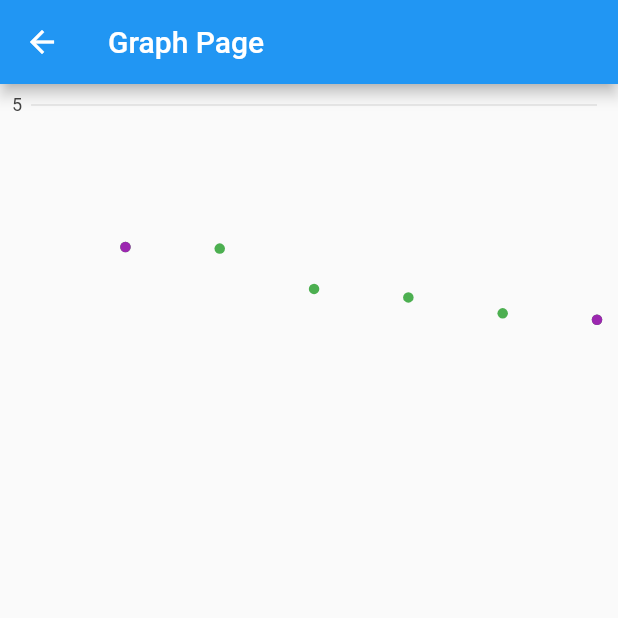
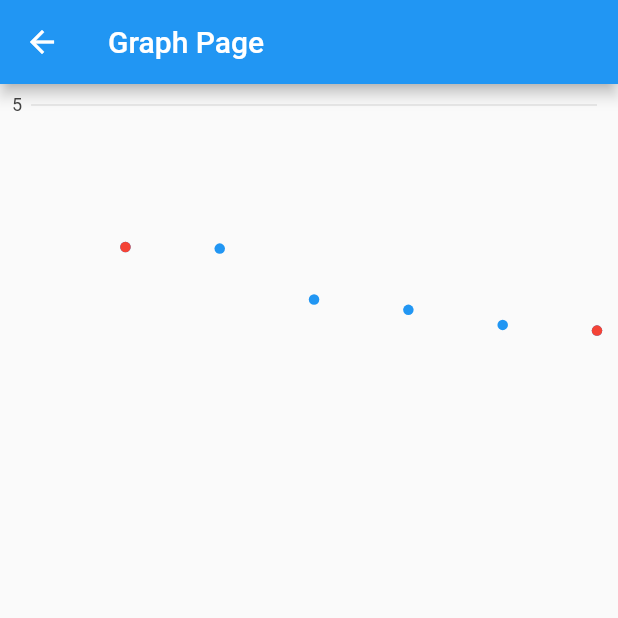
Before and after one commit to Lord-Chris/lin_reg_model, a Flutter app: the StudentDataView screen opened directly, after a tap on the "next plan" icon, on a phone screen of 412 x 824 dp, the top half of it. Run offline on Flutter 3.47's test engine with Material 2 defaults, Android fonts, the light colour scheme and no system bars; our stand-ins replace charts_flutter, charts_flutter_new, csv; missing offline and left inert: ml_algo, ml_dataframe.

Commit message:
Finished and cleaned up data

```diff
--- a/lib/graph_page.dart
+++ b/lib/ui/graph_page.dart
@@ -3,8 +3,9 @@ import 'package:flutter/material.dart';
 import 'package:lin_reg_proj/ui/scatter_plot.dart';
 
 class GraphPage extends StatelessWidget {
+  final bool is10th;
   final List<CourseGPAs> csv;
-  const GraphPage({super.key, required this.csv});
+  const GraphPage({super.key, required this.csv, required this.is10th});
 
   @override
   Widget build(BuildContext context) {
@@ -18,7 +19,7 @@ class GraphPage extends StatelessWidget {
             id: 'CGPAs plot',
             // Providing a color function is optional.
             colorFn: (CourseGPAs cgpa, _) {
-              return MaterialPalette.green.shadeDefault;
+              return MaterialPalette.blue.shadeDefault;
             },
             domainFn: (CourseGPAs cgpa, _) => cgpa.semester,
             measureFn: (CourseGPAs cgpa, _) => cgpa.cgpa,
@@ -28,10 +29,10 @@ class GraphPage extends StatelessWidget {
           ),
           Series<CourseGPAs, int>(
             id: 'Reg Line',
-            colorFn: (_, __) => MaterialPalette.purple.shadeDefault,
+            colorFn: (_, __) => MaterialPalette.red.shadeDefault,
             domainFn: (CourseGPAs cgpa, _) => cgpa.semester,
             measureFn: (CourseGPAs cgpa, _) => cgpa.cgpa,
-            data: [csv.first, csv.last],
+            data: is10th ? [csv.first, csv.last] : [csv.first, csv.last],
           )..setAttribute(rendererIdKey, 'customLine'),
         ],
       ),
--- a/lib/ui/home_view.dart
+++ b/lib/ui/home_view.dart
@@ -30,7 +30,8 @@ class HomeView extends StatelessWidget {
             onPressed: () => Navigator.push(
               context,
               MaterialPageRoute(
-                  builder: (_) => const StudentDataView(is10thStudent: true)),
+                builder: (_) => const StudentDataView(is10thStudent: true),
+              ),
             ),
             child: const Center(
               child: Text("View 10th Student's Data"),
@@ -40,7 +41,8 @@ class HomeView extends StatelessWidget {
             onPressed: () => Navigator.push(
               context,
               MaterialPageRoute(
-                  builder: (_) => const StudentDataView(is10thStudent: false)),
+                builder: (_) => const StudentDataView(is10thStudent: false),
+              ),
             ),
             child: const Center(
               child: Text("View 20th Student's Data"),
--- a/lib/ui/scatter_plot.dart
+++ b/lib/ui/scatter_plot.dart
@@ -1,6 +1,7 @@
 /// Example of a combo scatter plot chart with a second series rendered as a
 /// line.
 import 'package:charts_flutter/flutter.dart' as charts;
+import 'package:charts_flutter_new/flutter.dart';
 import 'package:flutter/material.dart';
 
 class ScatterPlotComboLineChart extends StatelessWidget {
@@ -27,25 +28,14 @@ class ScatterPlotComboLineChart extends StatelessWidget {
       seriesList,
       animate: animate,
       defaultRenderer: charts.PointRendererConfig(),
-      // Custom renderer configuration for the line series.
-      // layoutConfig: charts.LayoutConfig(
-      //   leftMarginSpec: charts.MarginSpec.fromPixel(maxPixel: 5, minPixel: 3),
-      //   topMarginSpec: charts.MarginSpec.fromPixel(maxPixel: 5, minPixel: 3),
-      //   rightMarginSpec: charts.MarginSpec.fromPixel(maxPixel: 5, minPixel: 3),
-      //   bottomMarginSpec: charts.MarginSpec.fromPixel(maxPixel: 5, minPixel: 3),
-      // ),
-      secondaryMeasureAxis:
-          const charts.NumericAxisSpec(viewport: charts.NumericExtents(3, 4)),
-
-      primaryMeasureAxis: charts.NumericAxisSpec(),
+      primaryMeasureAxis: const charts.NumericAxisSpec(
+        tickProviderSpec:
+            charts.BasicNumericTickProviderSpec(desiredTickCount: 1),
+        viewport: charts.NumericExtents(0, 5),
+      ),
       customSeriesRenderers: [
         charts.LineRendererConfig(
-          // ID used to link series to this renderer.
           customRendererId: 'customLine',
-          // Configure the regression line to be painted above the points.
-          //
-          // By default, series drawn by the point renderer are painted on
-          // top of those drawn by a line renderer.
           layoutPaintOrder: charts.LayoutViewPaintOrder.point + 1,
         )
       ],
--- a/lib/ui/student_data_view.dart
+++ b/lib/ui/student_data_view.dart
@@ -1,5 +1,5 @@
 import 'package:flutter/material.dart';
-import 'package:lin_reg_proj/graph_page.dart';
+import 'package:lin_reg_proj/ui/graph_page.dart';
 import 'package:lin_reg_proj/utils/csv_utils.dart';
 
 class StudentDataView extends StatefulWidget {
@@ -34,7 +34,10 @@ class _StudentDataViewState extends State<StudentDataView> {
               Navigator.push(
                 context,
                 MaterialPageRoute(
-                  builder: (_) => GraphPage(csv: csv.cgpasplot),
+                  builder: (_) => GraphPage(
+                    csv: csv.cgpasplot,
+                    is10th: widget.is10thStudent,
+                  ),
                 ),
               );
             },
@@ -42,7 +45,10 @@ class _StudentDataViewState extends State<StudentDataView> {
           )
         ],
       ),
-      body: SingleChildScrollView(
+      body: Column(
+        children: [
+          Expanded(
+            child: SingleChildScrollView(
               child: SingleChildScrollView(
                 scrollDirection: Axis.horizontal,
                 child: csv.csv.isEmpty
@@ -98,7 +104,75 @@ class _StudentDataViewState extends State<StudentDataView> {
                       ),
               ),
             ),
-
+          ),
+          // const SizedBox(height: 20),
+          Text(
+            "Cleaned Data".toUpperCase(),
+            style: const TextStyle(
+              fontWeight: FontWeight.bold,
+            ),
+          ),
+          const SizedBox(height: 20),
+          Expanded(
+            child: SingleChildScrollView(
+              child: SingleChildScrollView(
+                scrollDirection: Axis.horizontal,
+                child: csv.cleanCsv.isEmpty
+                    ? const CircularProgressIndicator()
+                    : DataTable(
+                        columns: [
+                          const DataColumn(
+                            label: Flexible(
+                              child: Center(
+                                child: Text(
+                                  "S/N",
+                                ),
+                              ),
+                            ),
+                          ),
+                          ...csv.cleanCsv[0].map(
+                            (item) => DataColumn(
+                              label: Flexible(
+                                child: Center(
+                                  child: Text(
+                                    item.toString(),
+                                  ),
+                                ),
+                              ),
+                            ),
+                          ),
+                        ],
+                        rows: csv.cleanCsv
+                            .skip(1)
+                            .map(
+                              (csvrow) => DataRow(
+                                cells: [
+                                  DataCell(
+                                    Center(
+                                      child: Text(
+                                        csv.cleanCsv.indexOf(csvrow).toString(),
+                                      ),
+                                    ),
+                                  ),
+                                  ...csvrow.map(
+                                    (csvItem) => DataCell(
+                                      Center(
+                                        child: Text(
+                                          csvItem.toString(),
+                                        ),
+                                      ),
+                                    ),
+                                  ),
+                                ],
+                              ),
+                            )
+                            .toList(),
+                      ),
+              ),
+            ),
+          ),
+        ],
+      ),
     );
   }
 }
--- a/lib/utils/csv_utils.dart
+++ b/lib/utils/csv_utils.dart
@@ -1,17 +1,16 @@
 import 'package:csv/csv.dart';
 import 'package:flutter/material.dart';
 import 'package:ml_algo/ml_algo.dart';
-// import 'package:ml_dataframe/src/data_frame/data_frame.dart';
 import 'package:ml_dataframe/ml_dataframe.dart';
 
 import '../ui/scatter_plot.dart';
-// import 'package:ml_preprocessing/ml_preprocessing.dart';
 
 class CsvUtils {
   CsvUtils._();
   static CsvUtils instance = CsvUtils._();
   List<List<dynamic>> dataset = [];
   List<List<dynamic>> csv = [];
+  List<List<dynamic>> cleanCsv = [];
 
   List courses = [];
   List grades = [];
@@ -57,6 +56,19 @@ class CsvUtils {
     return data;
   }
 
+  List<List<dynamic>> removeUnwantedCourses(
+      List<List<dynamic>> data, bool is10th) {
+    final index10 = [23, 35, 36, 46, 55, 64].reversed.toList();
+    final index20 = [19, 20, 22, 31, 32, 40, 49, 54].reversed.toList();
+    final courses = is10th ? index10 : index20;
+    for (int i = 0; i < courses.length; i++) {
+      print(data[0].elementAt(courses[i]));
+      data[0].removeAt(courses[i]);
+      data[1].removeAt(courses[i]);
+    }
+    return data;
+  }
+
   List<int> getCourseUnits(List courses) {
     final units = courses.map(
       (e) {
@@ -78,19 +90,19 @@ class CsvUtils {
       return [
         for (int i = 0; i < 11; i++) 1,
         for (int i = 0; i < 11; i++) 2,
-        for (int i = 0; i < 12; i++) 3,
-        for (int i = 0; i < 11; i++) 4,
-        for (int i = 0; i < 10; i++) 5,
-        for (int i = 0; i < 12; i++) 6,
+        for (int i = 0; i < 11; i++) 3,
+        for (int i = 0; i < 9; i++) 4,
+        for (int i = 0; i < 9; i++) 5,
+        for (int i = 0; i < 10; i++) 6,
       ].toList();
     } else {
       return [
         for (int i = 0; i < 10; i++) 1,
         for (int i = 0; i < 9; i++) 2,
-        for (int i = 0; i < 11; i++) 3,
-        for (int i = 0; i < 9; i++) 4,
-        for (int i = 0; i < 10; i++) 5,
-        for (int i = 0; i < 9; i++) 6,
+        for (int i = 0; i < 8; i++) 3,
+        for (int i = 0; i < 7; i++) 4,
+        for (int i = 0; i < 9; i++) 5,
+        for (int i = 0; i < 6; i++) 6,
       ].take(59).toList();
     }
   }
@@ -114,7 +126,10 @@ class CsvUtils {
   }
 
   void processCsv(bool is10th) {
-    final tempData = cleanUpData(is10th ? data10 : data20);
+    final tempData = removeUnwantedCourses(
+      cleanUpData(is10th ? data10 : data20),
+      is10th,
+    );
 
     // Set courses and grades to the list
     courses = tempData[0];
@@ -136,7 +151,8 @@ class CsvUtils {
     // Calculate gpa
 
     // 1. Get Points x units
-    for (int i = 0; i < courses.length; i++) {
+    pointsXUnits.clear();
+    for (int i = 0; i < units.length; i++) {
       pointsXUnits.add(units[i] * points[i]);
     }
 
@@ -162,7 +178,6 @@ class CsvUtils {
     for (int i = 0; i < unitsPerSem.length; i++) {
       gpas.add(pxuPerSem[i] / unitsPerSem[i]);
     }
-    // print(gpas);
 
     // Calculate CGPA
     cgpas.clear();
@@ -178,7 +193,15 @@ class CsvUtils {
     print(cgpas);
 
     // Compile Result
-    csv = [courses, grades, units, semester, points, pointsXUnits];
+    csv = [
+      // ["Index", ...courses.map((e) => courses.indexOf(e)).toList()],
+      ["Courses", ...courses],
+      ["Grades", ...grades],
+      ["Units", ...units],
+      ["Semester", ...semester],
+      ["Points", ...points],
+      ["Points X Units", ...pointsXUnits]
+    ];
   }
 
   double predictCGPA(bool is10th, int semester) {
@@ -189,10 +212,8 @@ class CsvUtils {
     }
     final tempCGPA = [...cgpas];
 
-    for (int i = 0; i < semester - cgpas.length + 2; i++) {
-      //
+    for (int i = 0; i < semester - cgpas.length + 1; i++) {
       List cols = ["Semester", "CGPA"];
-
       List<List> data = [
         cols,
         for (int i = 0; i < tempCGPA.length; i++) [i, tempCGPA[i]],
@@ -246,11 +267,15 @@ class CsvUtils {
         [
           unitsPerSem[i],
           pxuPerSem[i],
-          gpas[i],
-          cgpas[i],
+          gpas
+              .map((e) => double.parse(e.toString()).toStringAsFixed(2))
+              .toList()[i],
+          cgpas
+              .map((e) => double.parse(e.toString()).toStringAsFixed(2))
+              .toList()[i],
         ],
     ];
-    csv = data;
+    cleanCsv = data;
 
     // miu.DataFrame
     final model = LinearRegressor(
@@ -325,7 +350,6 @@ class CsvUtils {
   //   final model = LinearRegressor.fromJson(encodedModel);
   //   final unlabelledData = await fromJson('some_unlabelled_data.json');
   //   final prediction = model.predict(unlabelledData);
-
   //   print(prediction.header);
   //   print(prediction.rows);
   // }
```
Also changed, not shown: lib/main.dart (+109 -112 lines). Lines whose indentation alone changed are shown as unchanged.
